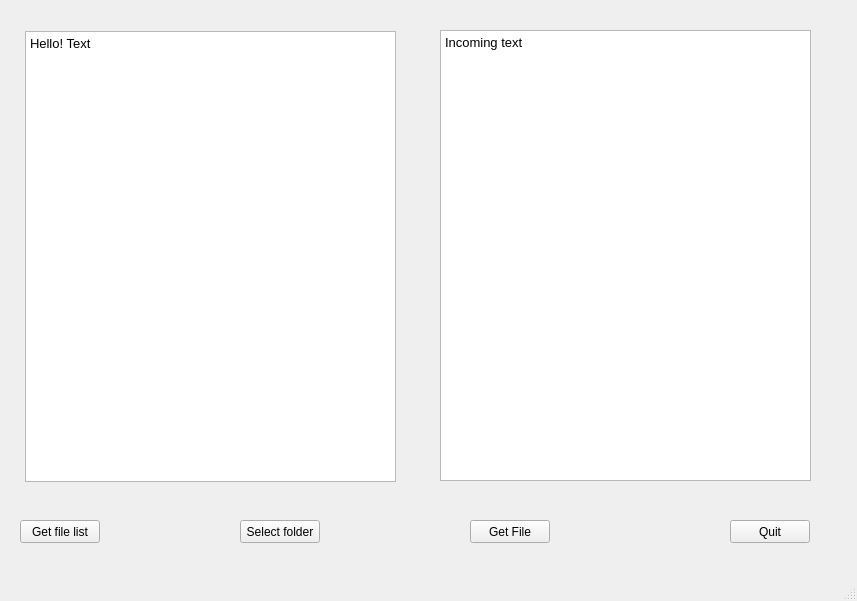
colouredpixie/GLBCQtApp, file client.ui: the form before one commit.
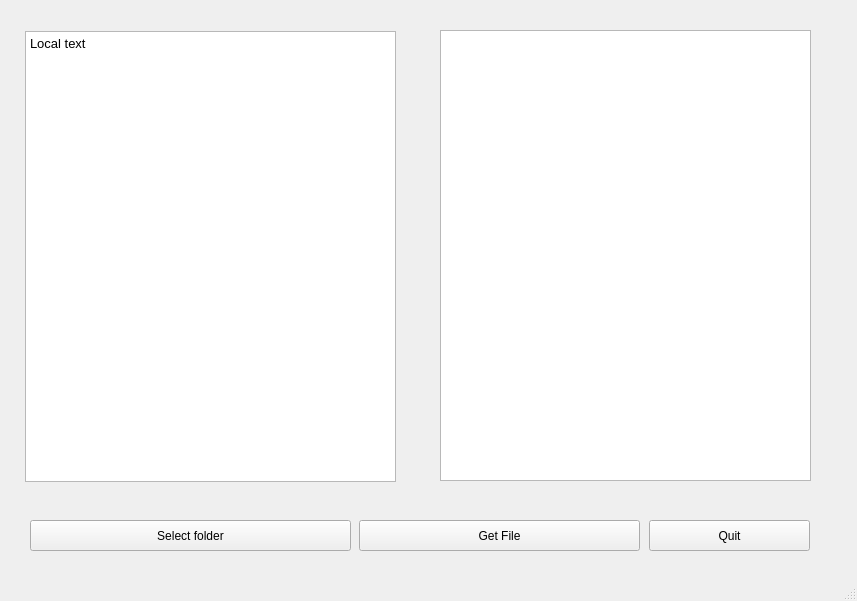
The form after the commit.

Commit message: file list transfer working with bugs

What changed in the file:
```diff
--- a/client.ui
+++ b/client.ui
@@ -14,26 +14,13 @@
    <string>client</string>
   </property>
   <widget class="QWidget" name="centralwidget">
-   <widget class="QPushButton" name="GetListButton">
-    <property name="geometry">
-     <rect>
-      <x>20</x>
-      <y>520</y>
-      <width>80</width>
-      <height>23</height>
-     </rect>
-    </property>
-    <property name="text">
-     <string>Get file list</string>
-    </property>
-   </widget>
    <widget class="QPushButton" name="QuitButton">
     <property name="geometry">
      <rect>
-      <x>730</x>
+      <x>649</x>
       <y>520</y>
-      <width>80</width>
-      <height>23</height>
+      <width>161</width>
+      <height>31</height>
      </rect>
     </property>
     <property name="text">
@@ -43,10 +30,10 @@
    <widget class="QPushButton" name="SelectButton">
     <property name="geometry">
      <rect>
-      <x>240</x>
+      <x>30</x>
       <y>520</y>
-      <width>80</width>
-      <height>23</height>
+      <width>321</width>
+      <height>31</height>
      </rect>
     </property>
     <property name="text">
@@ -56,10 +43,10 @@
    <widget class="QPushButton" name="GetButton">
     <property name="geometry">
      <rect>
-      <x>470</x>
+      <x>359</x>
       <y>520</y>
-      <width>80</width>
-      <height>23</height>
+      <width>281</width>
+      <height>31</height>
      </rect>
     </property>
     <property name="text">
@@ -83,10 +70,10 @@
 li.unchecked::marker { content: &quot;\2610&quot;; }
 li.checked::marker { content: &quot;\2612&quot;; }
 &lt;/style&gt;&lt;/head&gt;&lt;body style=&quot; font-family:'Ubuntu'; font-size:10pt; font-weight:400; font-style:normal;&quot;&gt;
-&lt;p style=&quot; margin-top:0px; margin-bottom:0px; margin-left:0px; margin-right:0px; -qt-block-indent:0; text-indent:0px;&quot;&gt;Hello! Text&lt;/p&gt;&lt;/body&gt;&lt;/html&gt;</string>
+&lt;p style=&quot; margin-top:0px; margin-bottom:0px; margin-left:0px; margin-right:0px; -qt-block-indent:0; text-indent:0px;&quot;&gt;Local text&lt;/p&gt;&lt;/body&gt;&lt;/html&gt;</string>
     </property>
    </widget>
-   <widget class="QTextBrowser" name="InTextBrowser">
+   <widget class="QListWidget" name="listWidget">
     <property name="geometry">
      <rect>
       <x>440</x>
@@ -95,16 +82,6 @@
       <height>451</height>
      </rect>
     </property>
-    <property name="html">
-     <string>&lt;!DOCTYPE HTML PUBLIC &quot;-//W3C//DTD HTML 4.0//EN&quot; &quot;http://www.w3.org/TR/REC-html40/strict.dtd&quot;&gt;
-&lt;html&gt;&lt;head&gt;&lt;meta name=&quot;qrichtext&quot; content=&quot;1&quot; /&gt;&lt;meta charset=&quot;utf-8&quot; /&gt;&lt;style type=&quot;text/css&quot;&gt;
-p, li { white-space: pre-wrap; }
-hr { height: 1px; border-width: 0; }
-li.unchecked::marker { content: &quot;\2610&quot;; }
-li.checked::marker { content: &quot;\2612&quot;; }
-&lt;/style&gt;&lt;/head&gt;&lt;body style=&quot; font-family:'Ubuntu'; font-size:10pt; font-weight:400; font-style:normal;&quot;&gt;
-&lt;p style=&quot; margin-top:0px; margin-bottom:0px; margin-left:0px; margin-right:0px; -qt-block-indent:0; text-indent:0px;&quot;&gt;Incoming text&lt;/p&gt;&lt;/body&gt;&lt;/html&gt;</string>
-    </property>
    </widget>
   </widget>
   <widget class="QMenuBar" name="menubar">
```
The commit also changes 2 other files.
